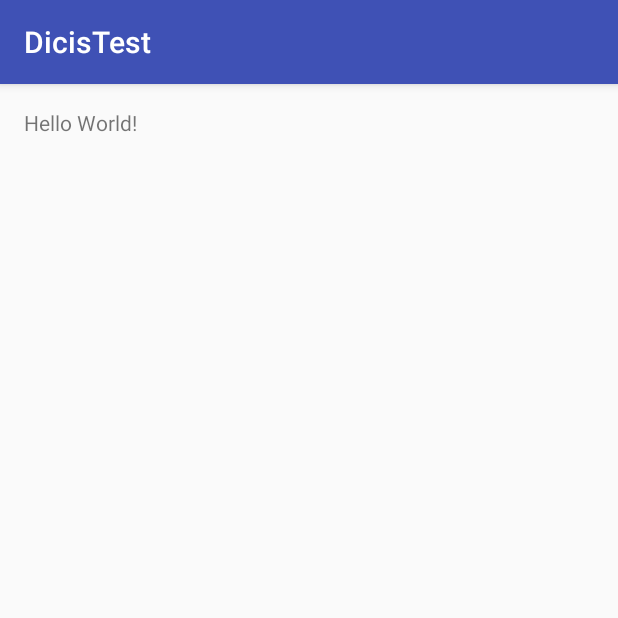
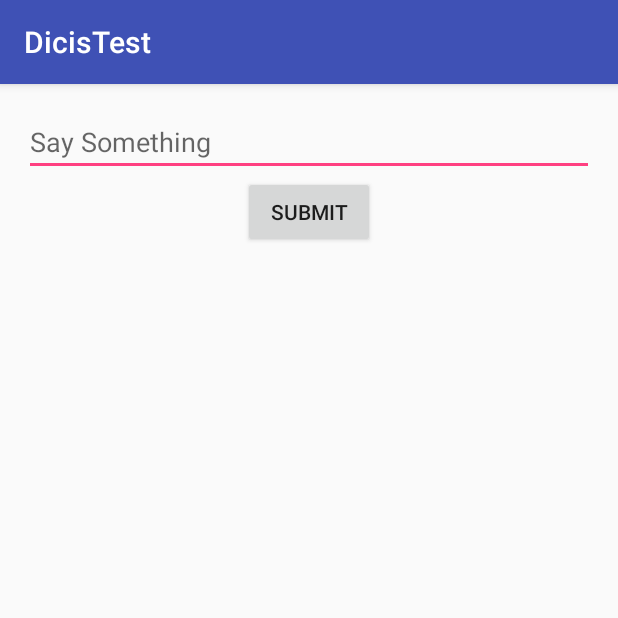
Before and after one commit to cafetorres/Firebase-Test, an Android app: the screen it shows after launch (MainActivity), on a phone screen of 412 x 824 dp, the top half of it. Run offline under Robolectric (Android 15) with nearby library versions, the phone set to English and light mode, and no system bars.

Commit message:
add layout

```diff
--- a/app/src/main/res/layout/activity_main.xml
+++ b/app/src/main/res/layout/activity_main.xml
@@ -10,8 +10,17 @@
     android:paddingTop="@dimen/activity_vertical_margin"
     tools:context="me.cafetorres.dicistest.MainActivity">
 
-    <TextView
+    <EditText
+        android:layout_width="match_parent"
+        android:layout_height="wrap_content"
+        android:id="@+id/editText"
+        android:hint="Say Something"
+        android:layout_centerHorizontal="true"/>
+    <Button
         android:layout_width="wrap_content"
         android:layout_height="wrap_content"
-        android:text="Hello World!" />
+        android:id="@+id/button"
+        android:layout_below="@id/editText"
+        android:layout_centerHorizontal="true"
+        android:text="Submit"/>
 </RelativeLayout>
```
